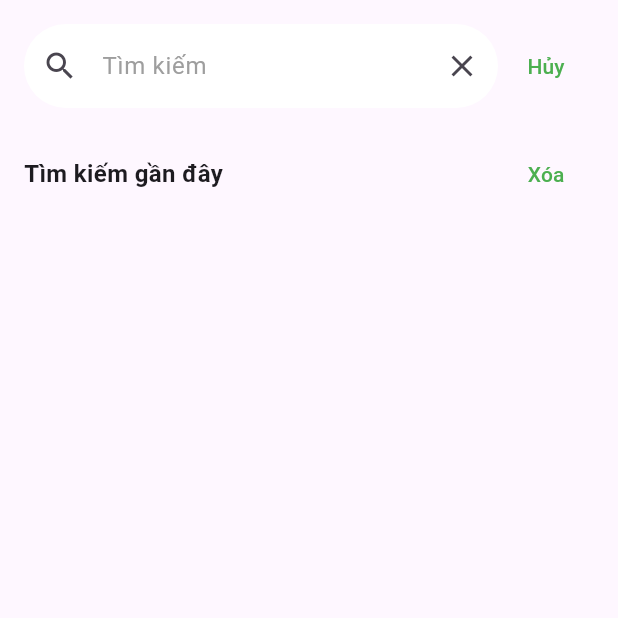
After one commit to NoahPerSecond/AppNongSan, a Flutter app: the SearchScreen screen opened directly, on a phone screen of 412 x 824 dp, the top half of it. The commit adds this screen. Run offline on Flutter 3.47's test engine with Material 3 defaults, Android fonts, the phone set to English and light mode, and no system bars; our stand-ins replace carousel_slider, cloud_firestore, firebase_auth, firebase_core, firebase_storage, font_awesome_flutter and 3 more; missing offline and left inert: flutter_facebook_auth; accounts and stored records are empty.

Commit message:
làm search bar hiện lịch su tim kiem

```diff
--- a/appnongsan/lib/screens/home_screen.dart
+++ b/appnongsan/lib/screens/home_screen.dart
@@ -6,6 +6,7 @@ import 'package:cloud_firestore/cloud_firestore.dart';
 import 'package:firebase_auth/firebase_auth.dart';
 import 'package:flutter/material.dart';
 import 'package:shared_preferences/shared_preferences.dart';
+import 'package:appnongsan/screens/search_screen.dart';
 
 class HomeScreen extends StatefulWidget {
   const HomeScreen({super.key});
@@ -185,6 +186,11 @@ class _HomeScreenState extends State<HomeScreen> {
           child: Padding(
             padding: EdgeInsets.only(left: 16, right: 16, bottom: 32, top: 16),
             child: TextField(
+              onTap: () {
+                Navigator.of(context).push(
+                  MaterialPageRoute(builder: (context) => SearchScreen()),
+                );
+              },
               decoration: InputDecoration(
                 hintText: 'Tìm kiếm',
                 fillColor: Colors.white,
--- /dev/null
+++ b/appnongsan/lib/screens/search_screen.dart
@@ -0,0 +1,146 @@
+import 'package:flutter/material.dart';
+import 'package:shared_preferences/shared_preferences.dart';
+
+class SearchScreen extends StatefulWidget {
+  @override
+  _SearchScreenState createState() => _SearchScreenState();
+}
+
+class _SearchScreenState extends State<SearchScreen> {
+  List<String> _searchHistory = [];
+  List<String> _filteredHistory = [];
+  final TextEditingController _searchController = TextEditingController();
+
+  @override
+  void initState() {
+    super.initState();
+    _loadSearchHistory();
+    _searchController.addListener(_filterHistory);
+  }
+
+  Future<void> _loadSearchHistory() async {
+    SharedPreferences prefs = await SharedPreferences.getInstance();
+    setState(() {
+      _searchHistory = prefs.getStringList('searchHistory') ?? [];
+      _filteredHistory = List.from(_searchHistory);
+    });
+  }
+
+  void _filterHistory() {
+    String query = _searchController.text.toLowerCase();
+    setState(() {
+      _filteredHistory = _searchHistory
+          .where((item) => item.toLowerCase().contains(query))
+          .toList();
+    });
+  }
+
+  Future<void> _clearSearchHistory() async {
+    SharedPreferences prefs = await SharedPreferences.getInstance();
+    await prefs.remove('searchHistory');
+    setState(() {
+      _searchHistory.clear();
+      _filteredHistory.clear();
+    });
+  }
+
+  void _performSearch() {
+    String query = _searchController.text;
+    if (query.isNotEmpty) {
+      _saveSearchHistory(query);
+      Navigator.pop(context, query);
+    }
+  }
+
+  Future<void> _saveSearchHistory(String query) async {
+    if (!_searchHistory.contains(query)) {
+      _searchHistory.add(query);
+      SharedPreferences prefs = await SharedPreferences.getInstance();
+      prefs.setStringList('searchHistory', _searchHistory);
+    }
+  }
+
+  @override
+  Widget build(BuildContext context) {
+    return Scaffold(
+      body: Padding(
+        padding: const EdgeInsets.all(16.0),
+        child: Column(
+          crossAxisAlignment: CrossAxisAlignment.start,
+          children: [
+            Row(
+              mainAxisAlignment: MainAxisAlignment.spaceBetween,
+              children: [
+                Expanded(
+                  child: TextField(
+                    controller: _searchController,
+                    decoration: InputDecoration(
+                      hintText: 'Tìm kiếm',
+                      hintStyle: TextStyle(color: Colors.grey),
+                      fillColor: Colors.white,
+                      filled: true,
+                      border: OutlineInputBorder(
+                        borderRadius: BorderRadius.circular(30),
+                        borderSide: BorderSide.none,
+                      ),
+                      prefixIcon: Icon(Icons.search),
+                      suffixIcon: IconButton(
+                        icon: Icon(Icons.clear),
+                        onPressed: () {
+                          _searchController.clear();
+                          _filterHistory(); // Cập nhật danh sách khi xóa
+                        },
+                      ),
+                    ),
+                    onSubmitted: (value) => _performSearch(),
+                  ),
+                ),
+                TextButton(
+                  onPressed: () {
+                    Navigator.pop(context);
+                  },
+                  child: Text(
+                    'Hủy',
+                    style: TextStyle(color: Colors.green),
+                  ),
+                ),
+              ],
+            ),
+            SizedBox(height: 20),
+            Row(
+              mainAxisAlignment: MainAxisAlignment.spaceBetween,
+              children: [
+                Text(
+                  'Tìm kiếm gần đây',
+                  style: TextStyle(fontWeight: FontWeight.bold, fontSize: 16),
+                ),
+                TextButton(
+                  onPressed: _clearSearchHistory,
+                  child: Text(
+                    'Xóa',
+                    style: TextStyle(color: Colors.green),
+                  ),
+                ),
+              ],
+            ),
+            SizedBox(height: 10),
+            Expanded(
+              child: ListView.builder(
+                itemCount: _filteredHistory.length,
+                itemBuilder: (context, index) {
+                  return ListTile(
+                    title: Text(_filteredHistory[index]),
+                    onTap: () {
+                      _searchController.text = _filteredHistory[index];
+                      _performSearch();
+                    },
+                  );
+                },
+              ),
+            ),
+          ],
+        ),
+      ),
+    );
+  }
+}
```
